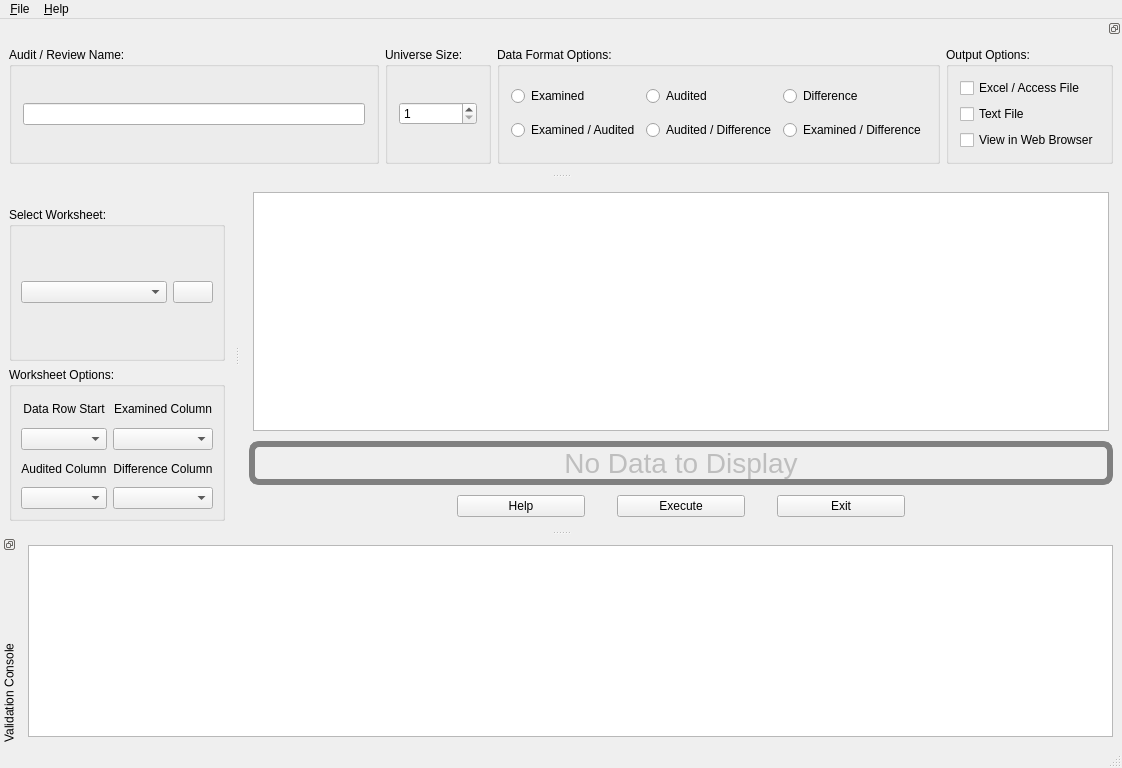
The window that products/RAT-STATS/rstats_modules/unrestricted_variable_appraisal/src/UIRStatsUVA.ui (cbtek/RStats2017) describes before a commit, drawn with Qt 5.
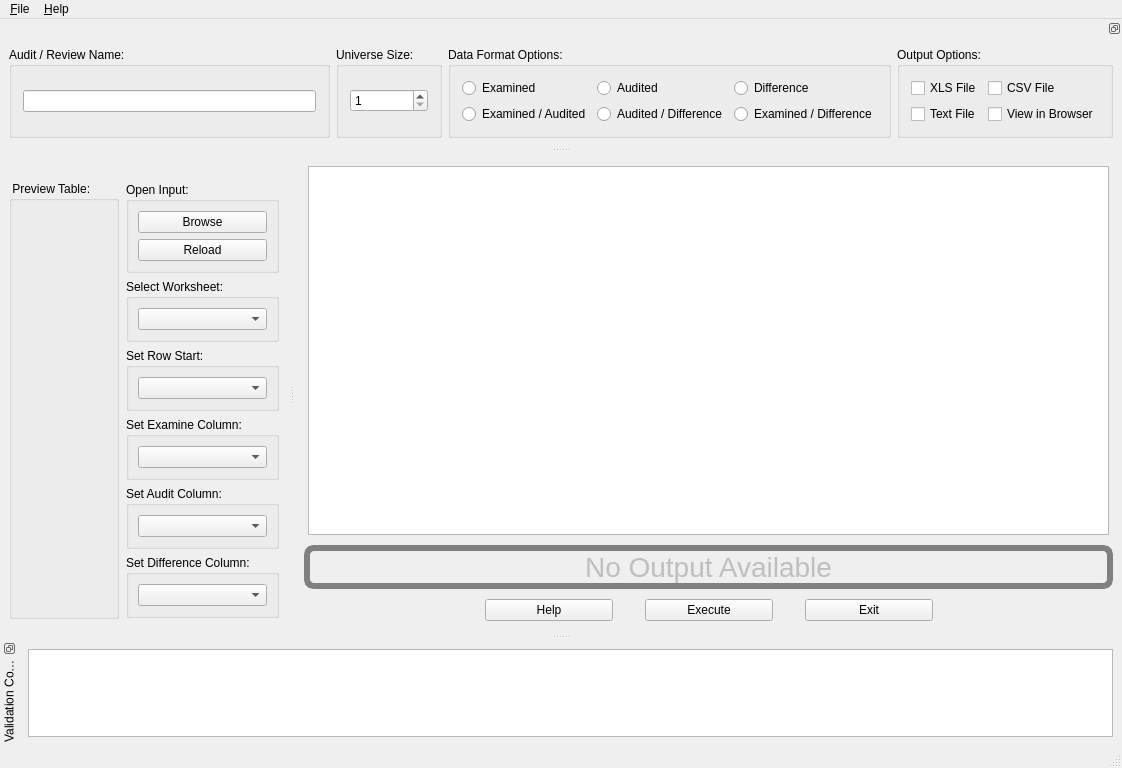
The same window after the commit.

Diff of the .ui file:
```diff
--- a/products/RAT-STATS/rstats_modules/unrestricted_variable_appraisal/src/UIRStatsUVA.ui
+++ b/products/RAT-STATS/rstats_modules/unrestricted_variable_appraisal/src/UIRStatsUVA.ui
@@ -56,7 +56,7 @@
 }</string>
       </property>
       <property name="text">
-       <string>No Data to Display</string>
+       <string>No Output Available</string>
       </property>
       <property name="alignment">
        <set>Qt::AlignCenter</set>
@@ -347,7 +347,7 @@
        <property name="title">
         <string>Output Options:</string>
        </property>
-       <layout class="QVBoxLayout" name="verticalLayout_2">
+       <layout class="QGridLayout" name="gridLayout_2">
         <property name="leftMargin">
          <number>11</number>
         </property>
@@ -360,20 +360,7 @@
         <property name="bottomMargin">
          <number>11</number>
         </property>
-        <item>
-         <widget class="QCheckBox" name="m_chkCSVOutput">
-          <property name="sizePolicy">
-           <sizepolicy hsizetype="Fixed" vsizetype="Fixed">
-            <horstretch>0</horstretch>
-            <verstretch>0</verstretch>
-           </sizepolicy>
-          </property>
-          <property name="text">
-           <string>Excel / Access File</string>
-          </property>
-         </widget>
-        </item>
-        <item>
+        <item row="2" column="0">
          <widget class="QCheckBox" name="m_chkTextOutput">
           <property name="sizePolicy">
            <sizepolicy hsizetype="Fixed" vsizetype="Fixed">
@@ -386,10 +373,30 @@
           </property>
          </widget>
         </item>
-        <item>
+        <item row="0" column="0">
+         <widget class="QCheckBox" name="m_chkXLSOutput">
+          <property name="sizePolicy">
+           <sizepolicy hsizetype="Fixed" vsizetype="Fixed">
+            <horstretch>0</horstretch>
+            <verstretch>0</verstretch>
+           </sizepolicy>
+          </property>
+          <property name="text">
+           <string>XLS File</string>
+          </property>
+         </widget>
+        </item>
+        <item row="0" column="1">
+         <widget class="QCheckBox" name="m_chkCSVOutput">
+          <property name="text">
+           <string>CSV File</string>
+          </property>
+         </widget>
+        </item>
+        <item row="2" column="1">
          <widget class="QCheckBox" name="m_chkViewInBrowser">
           <property name="text">
-           <string>View in Web Browser</string>
+           <string>View in Browser</string>
           </property>
          </widget>
         </item>
@@ -441,112 +448,213 @@
    <widget class="QWidget" name="dockWidgetContents">
     <layout class="QVBoxLayout" name="verticalLayout_5">
      <item>
-      <widget class="QGroupBox" name="groupBox">
-       <property name="title">
-        <string>Select Worksheet:</string>
+      <layout class="QHBoxLayout" name="horizontalLayout_4">
+       <property name="leftMargin">
+        <number>0</number>
        </property>
-       <layout class="QGridLayout" name="gridLayout_8">
-        <property name="leftMargin">
-         <number>9</number>
-        </property>
-        <property name="topMargin">
-         <number>9</number>
-        </property>
-        <property name="rightMargin">
-         <number>9</number>
-        </property>
-        <property name="bottomMargin">
-         <number>9</number>
-        </property>
-        <item row="0" column="1">
-         <widget class="QComboBox" name="m_cmbDataInputSheets"/>
-        </item>
-        <item row="0" column="2">
-         <widget class="QPushButton" name="m_btnImportSampleInputData">
-          <property name="sizePolicy">
-           <sizepolicy hsizetype="Fixed" vsizetype="Fixed">
-            <horstretch>0</horstretch>
-            <verstretch>0</verstretch>
-           </sizepolicy>
+       <property name="topMargin">
+        <number>0</number>
+       </property>
+       <property name="rightMargin">
+        <number>0</number>
+       </property>
+       <property name="bottomMargin">
+        <number>0</number>
+       </property>
+       <item>
+        <widget class="QGroupBox" name="m_grpInputWorksheetPreviewTable">
+         <property name="sizePolicy">
+          <sizepolicy hsizetype="Expanding" vsizetype="Preferred">
+           <horstretch>0</horstretch>
+           <verstretch>0</verstretch>
+          </sizepolicy>
+         </property>
+         <property name="title">
+          <string> Preview Table:</string>
+         </property>
+         <layout class="QVBoxLayout" name="verticalLayout_10"/>
+        </widget>
+       </item>
+       <item>
+        <widget class="QFrame" name="verticalFrame">
+         <property name="sizePolicy">
+          <sizepolicy hsizetype="Fixed" vsizetype="Preferred">
+           <horstretch>0</horstretch>
+           <verstretch>0</verstretch>
+          </sizepolicy>
+         </property>
+         <layout class="QVBoxLayout" name="verticalLayout_12">
+          <property name="leftMargin">
+           <number>1</number>
           </property>
-          <property name="text">
-           <string/>
+          <property name="topMargin">
+           <number>1</number>
           </property>
-         </widget>
-        </item>
-       </layout>
-      </widget>
+          <property name="rightMargin">
+           <number>1</number>
+          </property>
+          <property name="bottomMargin">
+           <number>1</number>
+          </property>
+          <item>
+           <widget class="QGroupBox" name="verticalGroupBox">
+            <property name="title">
+             <string>Open Input:</string>
+            </property>
+            <layout class="QVBoxLayout" name="verticalLayout_11">
+             <property name="leftMargin">
+              <number>9</number>
+             </property>
+             <property name="topMargin">
+              <number>9</number>
+             </property>
+             <property name="rightMargin">
+              <number>9</number>
+             </property>
+             <property name="bottomMargin">
+              <number>9</number>
+             </property>
+             <item>
+              <widget class="QPushButton" name="m_btnImportSampleInputData">
+               <property name="sizePolicy">
+                <sizepolicy hsizetype="Preferred" vsizetype="Fixed">
+                 <horstretch>0</horstretch>
+                 <verstretch>0</verstretch>
+                </sizepolicy>
+               </property>
+               <property name="minimumSize">
+                <size>
+                 <width>80</width>
+                 <height>0</height>
+                </size>
+               </property>
+               <property name="text">
+                <string>Browse</string>
+               </property>
+              </widget>
+             </item>
+             <item>
+              <widget class="QPushButton" name="m_btnImportSampleInputDataReload">
+               <property name="text">
+                <string>Reload</string>
+               </property>
+              </widget>
+             </item>
+            </layout>
+           </widget>
+          </item>
+          <item>
+           <widget class="QGroupBox" name="groupBox">
+            <property name="title">
+             <string>Select Worksheet:</string>
+            </property>
+            <layout class="QGridLayout" name="gridLayout_8">
+             <property name="leftMargin">
+              <number>9</number>
+             </property>
+             <property name="topMargin">
+              <number>9</number>
+             </property>
+             <property name="rightMargin">
+              <number>9</number>
+             </property>
+             <property name="bottomMargin">
+              <number>9</number>
+             </property>
+             <item row="0" column="1">
+              <widget class="QComboBox" name="m_cmbDataInputSheets">
+               <property name="sizePolicy">
+                <sizepolicy hsizetype="Expanding" vsizetype="Fixed">
+                 <horstretch>0</horstretch>
+                 <verstretch>0</verstretch>
+                </sizepolicy>
+               </property>
+              </widget>
+             </item>
+            </layout>
+           </widget>
+          </item>
+          <item>
+           <widget class="QGroupBox" name="verticalGroupBox">
+            <property name="title">
+             <string>Set Row Start:</string>
+            </property>
+            <layout class="QVBoxLayout" name="verticalLayout_2">
+             <item>
+              <widget class="QComboBox" name="m_cmbDataRowStartDataTable"/>
+             </item>
+            </layout>
+           </widget>
+          </item>
+          <item>
+           <widget class="QGroupBox" name="verticalGroupBox_2">
+            <property name="title">
+             <string>Set Examine Column:</string>
+            </property>
+            <layout class="QVBoxLayout" name="verticalLayout_7">
+             <item>
+              <widget class="QComboBox" name="m_cmbExaminedDataTable"/>
+             </item>
+            </layout>
+           </widget>
+          </item>
+          <item>
+           <widget class="QGroupBox" name="verticalGroupBox_3">
+            <property name="title">
+             <string>Set Audit Column:</string>
+            </property>
+            <layout class="QVBoxLayout" name="verticalLayout_8">
+             <item>
+              <widget class="QComboBox" name="m_cmbAuditedDataTable"/>
+             </item>
+            </layout>
+           </widget>
+          </item>
+          <item>
+           <widget class="QGroupBox" name="verticalGroupBox_4">
+            <property name="title">
+             <string>Set Difference Column:</string>
+            </property>
+            <layout class="QVBoxLayout" name="verticalLayout_9">
+             <item>
+              <widget class="QComboBox" name="m_cmbDifferenceDataTable"/>
+             </item>
+            </layout>
+           </widget>
+          </item>
+          <item>
+           <spacer name="verticalSpacer">
+            <property name="orientation">
+             <enum>Qt::Vertical</enum>
+            </property>
+            <property name="sizeHint" stdset="0">
+             <size>
+              <width>20</width>
+              <height>40</height>
+             </size>
+            </property>
+           </spacer>
+          </item>
+         </layout>
+        </widget>
+       </item>
+      </layout>
      </item>
      <item>
-      <widget class="QGroupBox" name="groupBox_2">
-       <property name="title">
-        <string>Worksheet Options:</string>
-       </property>
+      <widget class="QFrame" name="frame_2">
        <layout class="QGridLayout" name="gridLayout_9">
         <property name="leftMargin">
-         <number>9</number>
+         <number>0</number>
         </property>
         <property name="topMargin">
-         <number>9</number>
+         <number>0</number>
         </property>
         <property name="rightMargin">
-         <number>9</number>
+         <number>0</number>
         </property>
         <property name="bottomMargin">
-         <number>9</number>
+         <number>0</number>
         </property>
-        <item row="1" column="1">
-         <widget class="QComboBox" name="m_cmbExaminedDataTable"/>
-        </item>
-        <item row="3" column="1">
-         <widget class="QComboBox" name="m_cmbDifferenceDataTable"/>
-        </item>
-        <item row="3" column="0">
-         <widget class="QComboBox" name="m_cmbAuditedDataTable"/>
-        </item>
-        <item row="2" column="0">
-         <widget class="QLabel" name="m_lblAuditedDataTable">
-          <property name="text">
-           <string>Audited Column</string>
-          </property>
-          <property name="alignment">
-           <set>Qt::AlignCenter</set>
-          </property>
-         </widget>
-        </item>
-        <item row="2" column="1">
-         <widget class="QLabel" name="m_lblDifferenceDataTable">
-          <property name="text">
-           <string>Difference Column</string>
-          </property>
-          <property name="alignment">
-           <set>Qt::AlignCenter</set>
-          </property>
-         </widget>
-        </item>
-        <item row="0" column="0">
-         <widget class="QLabel" name="m_lblDataRowStartDataTable">
-          <property name="text">
-           <string>Data Row Start</string>
-          </property>
-          <property name="alignment">
-           <set>Qt::AlignCenter</set>
-          </property>
-         </widget>
-        </item>
-        <item row="0" column="1">
-         <widget class="QLabel" name="m_lblExaminedDataTable">
-          <property name="text">
-           <string>Examined Column</string>
-          </property>
-          <property name="alignment">
-           <set>Qt::AlignCenter</set>
-          </property>
-         </widget>
-        </item>
-        <item row="1" column="0">
-         <widget class="QComboBox" name="m_cmbDataRowStartDataTable"/>
-        </item>
        </layout>
       </widget>
      </item>
```
Left out of the diff: 28 changed lines with no effect on the pictures.
